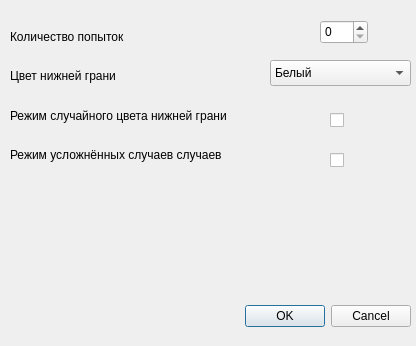
Above: PLLTrainer/settingsform.ui from moevm/gui-1h2017-01 before the change. Below: the same form after it.
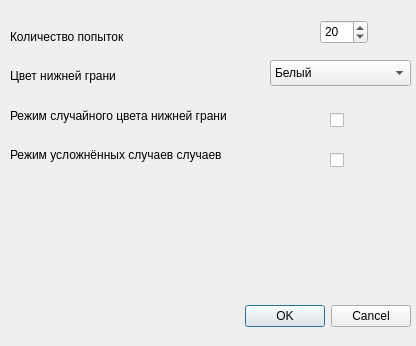
That is the form after the change.

```diff
--- a/PLLTrainer/settingsform.ui
+++ b/PLLTrainer/settingsform.ui
@@ -78,6 +78,15 @@
      <height>24</height>
     </rect>
    </property>
+   <property name="minimum">
+    <number>1</number>
+   </property>
+   <property name="maximum">
+    <number>100</number>
+   </property>
+   <property name="value">
+    <number>20</number>
+   </property>
   </widget>
   <widget class="QCheckBox" name="randomMode">
    <property name="geometry">
```
Left out of the diff: 2 changed lines with no effect on the pictures.
